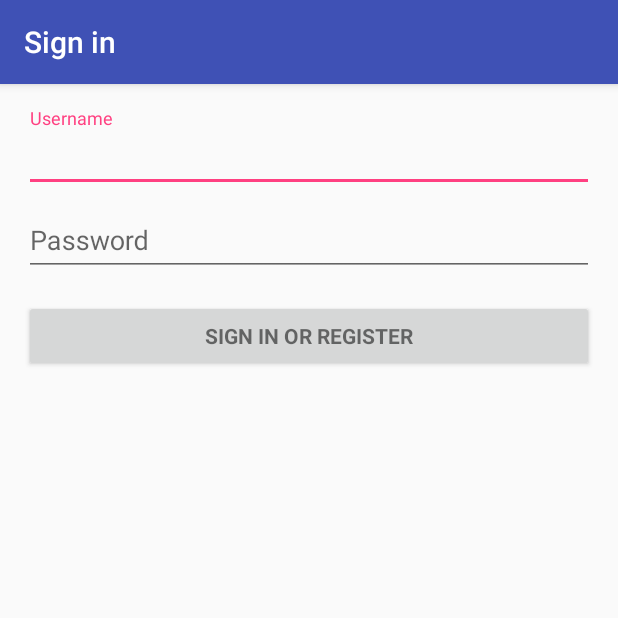
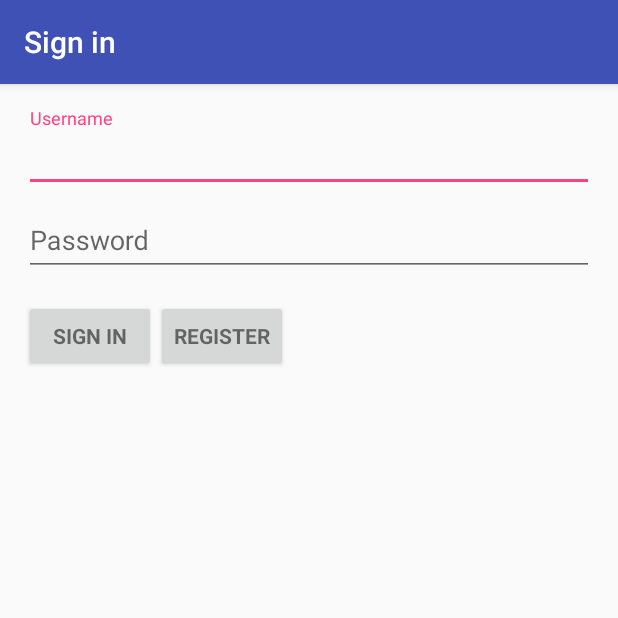
Before and after one commit to qiaofei/CodePractises, an Android app: the LoginActivity screen opened directly, with no data from a screen before it, on a phone screen of 412 x 824 dp, the top half of it. Run offline under Robolectric (Android 15) with nearby library versions, the phone set to English and light mode, and no system bars; 2 statements that could not run were skipped.

Commit message:
register function
mydiary 注册功能

```diff
--- a/MyDiary/app/src/main/java/com/asia00/mydiary/util/CommonUrl.java
+++ b/MyDiary/app/src/main/java/com/asia00/mydiary/util/CommonUrl.java
@@ -7,4 +7,5 @@ public class CommonUrl {
     //    public static final String BASESERVICEURL = "http://120.24.13.208:8080/TrailerService/";
     public static final String BASESERVICEURL = "http://192.168.1.189:8080/MyDiaryService/";
     public static final String LOGINURL = "user/login";
+    public static final String REGISTERURL = "user/register";
 }
--- a/MyDiary/app/src/main/res/layout/activity_login.xml
+++ b/MyDiary/app/src/main/res/layout/activity_login.xml
@@ -62,15 +62,29 @@
 
             </android.support.design.widget.TextInputLayout>
 
-            <Button
-                android:id="@+id/email_sign_in_button"
-                style="?android:textAppearanceSmall"
+            <LinearLayout
                 android:layout_width="match_parent"
                 android:layout_height="wrap_content"
-                android:layout_marginTop="16dp"
-                android:text="@string/action_sign_in"
-                android:textStyle="bold" />
+                android:orientation="horizontal">
 
+                <Button
+                    android:id="@+id/email_sign_in_button"
+                    style="?android:textAppearanceSmall"
+                    android:layout_width="wrap_content"
+                    android:layout_height="wrap_content"
+                    android:layout_marginTop="16dp"
+                    android:text="@string/action_sign_in"
+                    android:textStyle="bold" />
+
+                <Button
+                    android:id="@+id/email_register_button"
+                    style="?android:textAppearanceSmall"
+                    android:layout_width="wrap_content"
+                    android:layout_height="wrap_content"
+                    android:layout_marginTop="16dp"
+                    android:text="@string/action_register"
+                    android:textStyle="bold" />
+            </LinearLayout>
         </LinearLayout>
     </ScrollView>
 </LinearLayout>
--- a/MyDiary/app/src/main/res/values/strings.xml
+++ b/MyDiary/app/src/main/res/values/strings.xml
@@ -7,7 +7,8 @@
     <string name="prompt_email">Email</string>
     <string name="prompt_username">Username</string>
     <string name="prompt_password">Password</string>
-    <string name="action_sign_in">Sign in or register</string>
+    <string name="action_sign_in">Sign in</string>
+    <string name="action_register">register</string>
     <string name="action_sign_in_short">Sign in</string>
     <string name="error_invalid_password">This password is too short</string>
     <string name="error_incorrect_password">This password is incorrect</string>
```
Also changed, not shown: MyDiary/app/src/main/java/com/asia00/mydiary/view/LoginActivity.java (+21 -6 lines), 5 other files.
